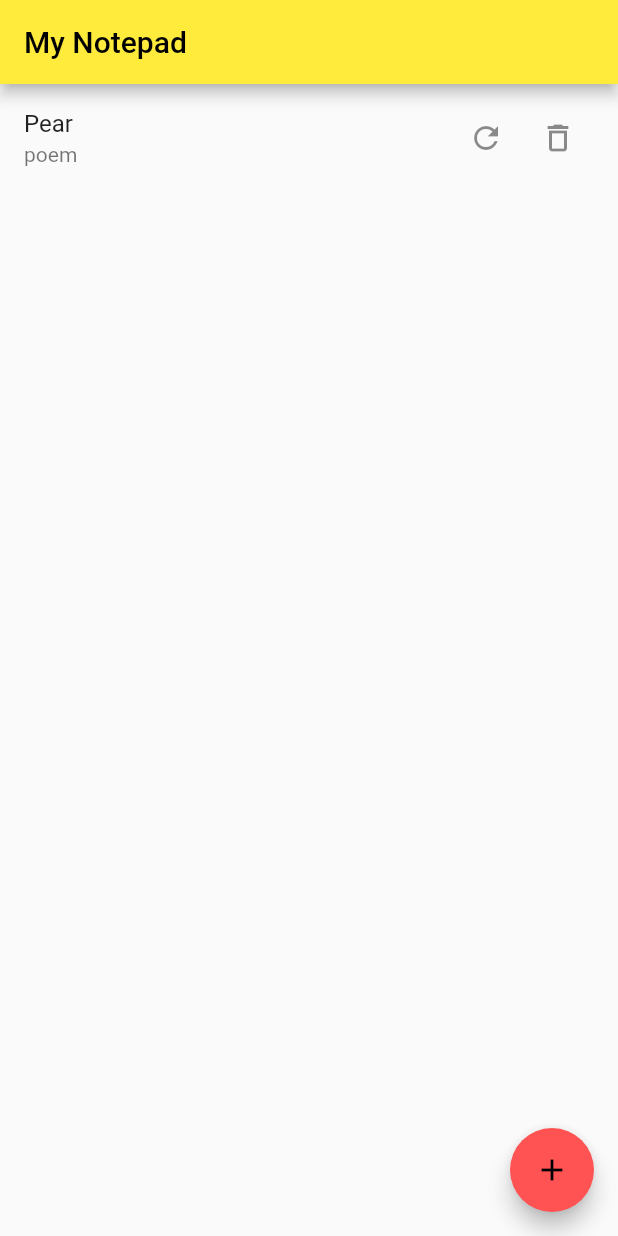
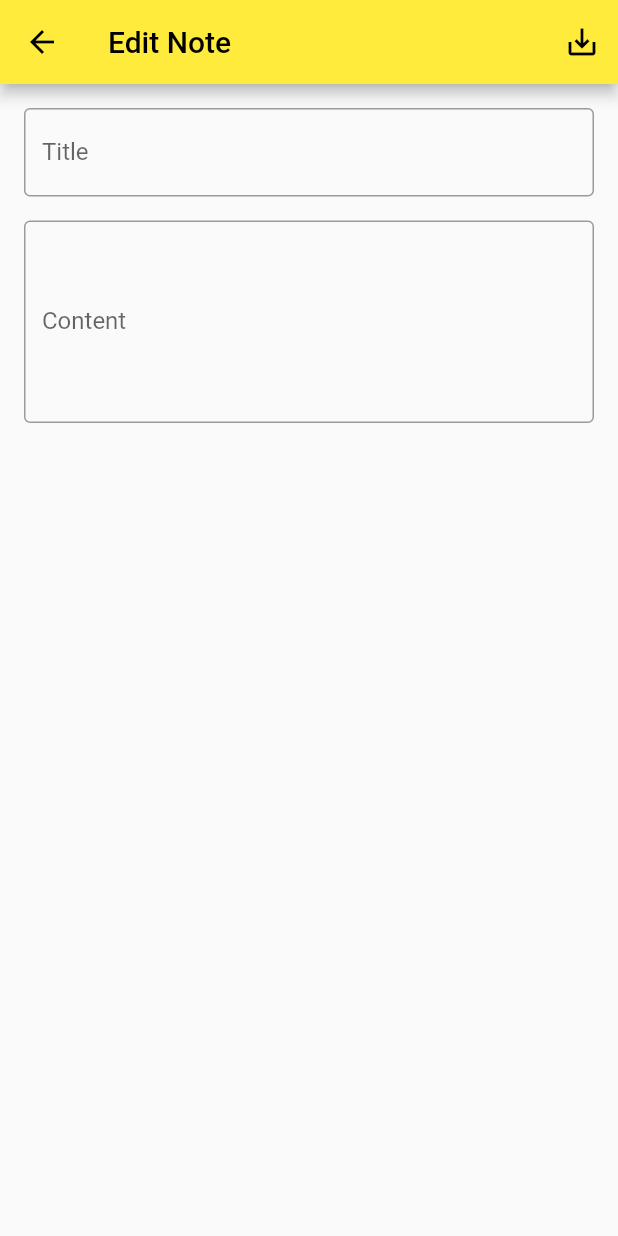
Before and after one commit to yurike/slovo, a Flutter app: the screen it shows after launch, after a tap on the "add" icon, on a phone screen of 412 x 824 dp. Run offline on Flutter 3.47's test engine with Material 2 defaults, Android fonts, the phone set to English and light mode, and no system bars; our stand-ins replace bloc, equatable, flutter_bloc, hive_flutter; accounts and stored records are empty.

Commit message:
+ EditPage and adding notes

```diff
--- a/lib/database/note.dart
+++ b/lib/database/note.dart
@@ -2,29 +2,33 @@ class Note {
   // будет автоматом  получаться из базы
   late int id;
 
-  final String name;
+  String title;
   String body;
-  final bool isPoem;
+  int date;
+  bool isPoem;
   //final bool isMarkdown;
 
   Note({
-    required this.name,
+    this.title = 'empty',
     this.body = '',
-    required this.isPoem,
+    this.date = 0,
+    this.isPoem = false,
   });
 
   Map<String, dynamic> toMap() {
     return {
-      'name': name,
+      'name': title,
       'body': body,
+      'date': date,
       'isPoem': isPoem,
     };
   }
 
   static Note fromMap(Map<dynamic, dynamic> map) {
     return Note(
-      name: map['name'],
+      title: map['name'],
       body: map['body'],
+      date: map['date'],
       isPoem: map['isPoem'],
     );
   }
--- a/lib/homepage.dart
+++ b/lib/homepage.dart
@@ -2,6 +2,7 @@ import 'package:flutter/material.dart';
 import 'package:flutter_bloc/flutter_bloc.dart';
 import 'package:my_notepad/database/note.dart';
 import 'package:my_notepad/note_bloc/note_bloc.dart';
+import 'package:my_notepad/pages/edit_page.dart';
 
 class HomePage extends StatefulWidget {
   _HomePageState createState() => _HomePageState();
@@ -29,7 +30,12 @@ class _HomePageState extends State<HomePage> {
       floatingActionButton: FloatingActionButton(
         child: Icon(Icons.add),
         onPressed: () {
-          _noteBloc.add(AddRandomNote());
+          //_noteBloc.add(AddRandomNote());
+          Navigator.of(context).push(MaterialPageRoute(builder: (context) {
+            return EditNotePage(
+              initialNote: null,
+            );
+          }));
         },
       ),
     );
@@ -50,7 +56,7 @@ class _HomePageState extends State<HomePage> {
             itemBuilder: (context, index) {
               final displayedFruit = state.notes[index];
               return ListTile(
-                title: Text(displayedFruit.name),
+                title: Text(displayedFruit.title),
                 subtitle: Text(displayedFruit.isPoem ? 'poem' : 'text'),
                 trailing: _buildUpdateDeleteButtons(displayedFruit),
               );
--- a/lib/main.dart
+++ b/lib/main.dart
@@ -2,7 +2,6 @@ import 'package:flutter/material.dart';
 import 'package:flutter_bloc/flutter_bloc.dart';
 import 'package:my_notepad/homepage.dart';
 import 'package:my_notepad/note_bloc/note_bloc.dart';
-import 'package:hive/hive.dart';
 import 'package:hive_flutter/hive_flutter.dart';
 
 Future<void> main() async {
@@ -15,11 +14,10 @@ Future<void> main() async {
 class MyApp extends StatelessWidget {
   @override
   Widget build(BuildContext context) {
-    // Wrapping the whole app with BlocProvider to get access to FruitBloc everywhere
+    // Wrapping the whole app with BlocProvider to get access to NoteBloc everywhere
     // BlocProvider extends InheritedWidget.
     return BlocProvider<NoteBloc>(
-      //bloc: NoteBloc(),
-      create: (BuildContext context) => NoteBloc(), //NotesLoading()
+      create: (BuildContext context) => NoteBloc(),
       child: MaterialApp(
         title: 'MyNotepad',
         theme: ThemeData(
--- a/lib/note_bloc/note_bloc.dart
+++ b/lib/note_bloc/note_bloc.dart
@@ -27,7 +27,14 @@ class NoteBloc extends Bloc<NoteEvent, NoteState> {
       emit(NotesLoading()); // без этого не обновляется
       final notes = _noteDao.getAllSortedByName();
       emit(NotesLoaded(notes));
-      //yield* _reloadNotes();
+    });
+
+    on<AddNote>((event, emit) async {
+      print("on<AddNote>");
+      await _noteDao.insert(event.note);
+      emit(NotesLoading()); // без этого не обновляется
+      final notes = _noteDao.getAllSortedByName();
+      emit(NotesLoaded(notes));
     });
 
     on<DeleteNote>((event, emit) async {
@@ -55,12 +62,12 @@ class NoteBloc extends Bloc<NoteEvent, NoteState> {
 
 class RandomFruitGenerator {
   static final _fruits = [
-    Note(name: 'Banana', isPoem: true),
-    Note(name: 'Strawberry', isPoem: true),
-    Note(name: 'Kiwi', isPoem: false),
-    Note(name: 'Apple', isPoem: true),
-    Note(name: 'Pear', isPoem: true),
-    Note(name: 'Lemon', isPoem: false),
+    Note(title: 'Banana', isPoem: true),
+    Note(title: 'Strawberry', isPoem: true),
+    Note(title: 'Kiwi', isPoem: false),
+    Note(title: 'Apple', isPoem: true),
+    Note(title: 'Pear', isPoem: true),
+    Note(title: 'Lemon', isPoem: false),
   ];
 
   static Note getRandomFruit() {
--- a/lib/note_bloc/note_event.dart
+++ b/lib/note_bloc/note_event.dart
@@ -12,14 +12,17 @@ class LoadNotes extends NoteEvent {}
 
 class AddRandomNote extends NoteEvent {}
 
+class AddNote extends NoteEvent {
+  final Note note;
+  AddNote(this.note) : super([note]);
+}
+
 class UpdateWithRandomNote extends NoteEvent {
   final Note updatedNote;
-
   UpdateWithRandomNote(this.updatedNote) : super([updatedNote]);
 }
 
 class DeleteNote extends NoteEvent {
   final Note note;
-
   DeleteNote(this.note) : super([note]);
 }
--- /dev/null
+++ b/lib/pages/edit_page.dart
@@ -0,0 +1,202 @@
+// ignore_for_file: prefer_const_constructors, prefer_const_literals_to_create_immutables
+
+import 'package:flutter/material.dart';
+import 'package:flutter_bloc/flutter_bloc.dart';
+import 'package:my_notepad/database/note.dart';
+import 'package:my_notepad/note_bloc/note_bloc.dart';
+
+class EditNotePage extends StatefulWidget {
+  /// null when adding a note
+  final Note? initialNote;
+
+  const EditNotePage({Key? key, required this.initialNote}) : super(key: key);
+
+  @override
+  // ignore: library_private_types_in_public_api
+  _EditNotePageState createState() => _EditNotePageState();
+}
+
+class _EditNotePageState extends State<EditNotePage> {
+  final _formKey = GlobalKey<FormState>();
+  TextEditingController? _titleTextController;
+  TextEditingController? _contentTextController;
+  late NoteBloc _noteBloc;
+
+  int? get _noteId => widget.initialNote?.id;
+
+  @override
+  void initState() {
+    super.initState();
+    _noteBloc = BlocProvider.of<NoteBloc>(context);
+    _titleTextController =
+        TextEditingController(text: widget.initialNote?.title);
+    _contentTextController =
+        TextEditingController(text: widget.initialNote?.body);
+  }
+
+  Future save() async {
+    if (_formKey.currentState!.validate()) {
+      _formKey.currentState!.save();
+      _noteBloc.add(AddNote(Note()
+        //..id = _noteId
+        ..title = _titleTextController!.text
+        ..body = _contentTextController!.text
+        ..date = DateTime.now().millisecondsSinceEpoch));
+      // ignore: use_build_context_synchronously
+      Navigator.pop(context);
+      // Pop twice when editing
+      if (_noteId != null) {
+        // ignore: use_build_context_synchronously
+        Navigator.pop(context);
+      }
+    }
+  }
+
+  @override
+  Widget build(BuildContext context) {
+    return WillPopScope(
+      onWillPop: () async {
+        var dirty = false;
+        if (_titleTextController!.text != widget.initialNote?.title) {
+          dirty = true;
+        } else if (_contentTextController!.text != widget.initialNote?.body) {
+          dirty = true;
+        }
+        if (dirty) {
+          return (await showDialog<bool>(
+                  context: context,
+                  barrierDismissible: false, // user must tap button!
+                  builder: (BuildContext context) {
+                    return AlertDialog(
+                      title: Text('Discard change?'),
+                      content: SingleChildScrollView(
+                        child: ListBody(
+                          children: <Widget>[
+                            Text('Content has changed.'),
+                            SizedBox(
+                              height: 12,
+                            ),
+                            Text('Tap \'CONTINUE\' to discard your changes.'),
+                          ],
+                        ),
+                      ),
+                      actions: <Widget>[
+                        TextButton(
+                          onPressed: () {
+                            Navigator.pop(context, true);
+                          },
+                          child: Text('CONTINUE'),
+                        ),
+                        TextButton(
+                          onPressed: () {
+                            Navigator.pop(context, false);
+                          },
+                          child: Text('CANCEL'),
+                        ),
+                      ],
+                    );
+                  })) ??
+              false;
+        }
+        return true;
+      },
+      child: Scaffold(
+        appBar: AppBar(
+          title: Text(
+            'Edit Note',
+          ),
+          actions: <Widget>[
+            if (_noteId != null)
+              IconButton(
+                icon: Icon(Icons.delete),
+                onPressed: () async {
+                  if (await showDialog<bool>(
+                          context: context,
+                          barrierDismissible: false, // user must tap button!
+                          builder: (BuildContext context) {
+                            return AlertDialog(
+                              title: Text('Delete note?'),
+                              content: SingleChildScrollView(
+                                child: ListBody(
+                                  children: <Widget>[
+                                    Text(
+                                        'Tap \'YES\' to confirm note deletion.'),
+                                  ],
+                                ),
+                              ),
+                              actions: <Widget>[
+                                TextButton(
+                                  onPressed: () {
+                                    Navigator.of(context).pop(true);
+                                  },
+                                  child: Text('YES'),
+                                ),
+                                TextButton(
+                                  onPressed: () {
+                                    Navigator.of(context).pop(false);
+                                  },
+                                  child: Text('NO'),
+                                ),
+                              ],
+                            );
+                          }) ??
+                      false) {
+                    _noteBloc.add(DeleteNote(widget.initialNote!));
+                    //await noteProvider.deleteNote(widget.initialNote!.id);
+                    // Pop twice to go back to the list
+                    // ignore: use_build_context_synchronously
+                    Navigator.of(context).pop();
+                    // ignore: use_build_context_synchronously
+                    Navigator.of(context).pop();
+                  }
+                },
+              ),
+            // action button
+            IconButton(
+              icon: Icon(Icons.save_alt),
+              onPressed: () {
+                save();
+              },
+            ),
+          ],
+        ),
+        body: Padding(
+          padding: const EdgeInsets.all(16.0),
+          child: ListView(children: <Widget>[
+            Form(
+                key: _formKey,
+                child: Column(
+                    crossAxisAlignment: CrossAxisAlignment.start,
+                    mainAxisAlignment: MainAxisAlignment.start,
+                    children: <Widget>[
+                      TextFormField(
+                        decoration: InputDecoration(
+                          labelText: 'Title',
+                          border: OutlineInputBorder(),
+                        ),
+                        controller: _titleTextController,
+                        validator: (val) =>
+                            val!.isNotEmpty ? null : 'Title must not be empty',
+                      ),
+                      SizedBox(
+                        height: 16,
+                      ),
+                      TextFormField(
+                        decoration: InputDecoration(
+                          labelText: 'Content',
+                          border: OutlineInputBorder(),
+                        ),
+                        controller: _contentTextController,
+                        validator: (val) => val!.isNotEmpty
+                            ? null
+                            : 'Description must not be empty',
+                        keyboardType: TextInputType.multiline,
+                        maxLines: 5,
+                      )
+                    ]))
+          ]),
+        ),
+      ),
+    );
+  }
+}
```
